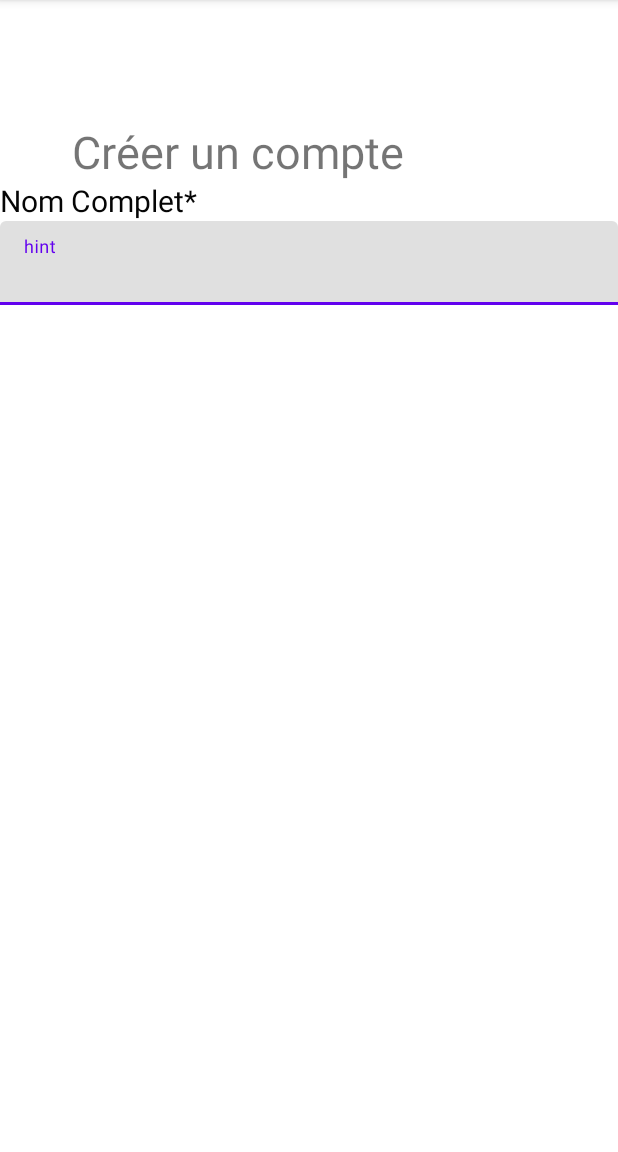
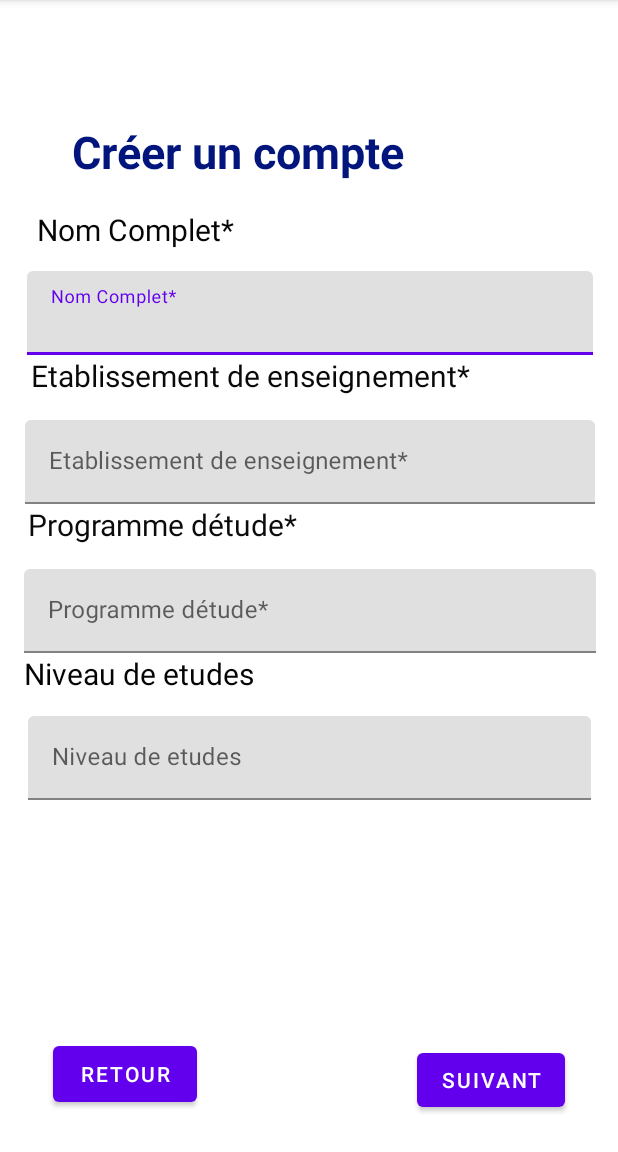
Before and after one commit to yuyin-ding/IFT2905Devoir3, an Android app: the createAccountActivity screen opened directly, with no data from a screen before it, on a phone screen of 412 x 824 dp, the part 84-1236 px from its top. Run offline under Robolectric (Android 15) with nearby library versions, the phone set to English and light mode, and no system bars.

Commit message:
AUTHEN ET CREER UN COMPTRE 1

```diff
--- a/app/src/main/res/layout/activity_create_account.xml
+++ b/app/src/main/res/layout/activity_create_account.xml
@@ -19,7 +19,9 @@
         android:layout_marginBottom="632dp"
         android:rotationX="0"
         android:text="@string/title_profil"
+        android:textColor="#02157C"
         android:textSize="30sp"
+        android:textStyle="bold"
         app:layout_constraintBottom_toBottomOf="parent"
         app:layout_constraintEnd_toEndOf="parent"
         app:layout_constraintHorizontal_bias="0.0"
@@ -29,16 +31,15 @@
 
     <ScrollView
         android:id="@+id/profilScrol"
-        android:layout_width="match_parent"
-        android:layout_height="match_parent"
-        android:layout_marginTop="120dp"
+        android:layout_width="416dp"
+        android:layout_height="540dp"
         android:scrollbarAlwaysDrawHorizontalTrack="true"
         app:layout_constraintBottom_toBottomOf="parent"
         app:layout_constraintEnd_toEndOf="parent"
-        app:layout_constraintHorizontal_bias="0.0"
+        app:layout_constraintHorizontal_bias="0.6"
         app:layout_constraintStart_toStartOf="parent"
         app:layout_constraintTop_toTopOf="parent"
-        app:layout_constraintVertical_bias="1.0">
+        app:layout_constraintVertical_bias="0.612">
 
         <LinearLayout
             android:id="@+id/profilInfo"
@@ -49,22 +50,124 @@
 
             <TextView
                 android:id="@+id/fullName"
-                android:layout_width="match_parent"
-                android:layout_height="wrap_content"
+                android:layout_width="363dp"
+                android:layout_height="41dp"
+                android:layout_gravity="center"
                 android:text="@string/title_fullName"
                 android:textColor="#050505"
-                android:textSize="20dp" />
+                android:textSize="20sp" />
 
             <com.google.android.material.textfield.TextInputLayout
                 android:layout_width="match_parent"
                 android:layout_height="match_parent">
 
                 <com.google.android.material.textfield.TextInputEditText
-                    android:layout_width="match_parent"
+                    android:id="@+id/fullNameInput"
+                    android:layout_width="377dp"
                     android:layout_height="wrap_content"
-                    android:hint="hint" />
+                    android:layout_gravity="center"
+                    android:hint="@string/title_fullName" />
             </com.google.android.material.textfield.TextInputLayout>
+
+            <TextView
+                android:id="@+id/Etabliss"
+                android:layout_width="372dp"
+                android:layout_height="43dp"
+                android:layout_gravity="center"
+                android:text="@string/title_etablissement"
+                android:textColor="#090909"
+                android:textSize="20sp" />
+
+            <com.google.android.material.textfield.TextInputLayout
+                android:layout_width="match_parent"
+                android:layout_height="match_parent">
+
+                <com.google.android.material.textfield.TextInputEditText
+                    android:id="@+id/etablisseInput"
+                    android:layout_width="380dp"
+                    android:layout_height="wrap_content"
+                    android:layout_gravity="center"
+                    android:hint="@string/title_etablissement" />
+
+            </com.google.android.material.textfield.TextInputLayout>
+
+            <TextView
+                android:id="@+id/progDetude"
+                android:layout_width="375dp"
+                android:layout_height="43dp"
+                android:layout_gravity="center"
+                android:text="@string/title_etude"
+                android:textColor="#0B0B0B"
+                android:textSize="20sp" />
+
+            <com.google.android.material.textfield.TextInputLayout
+                android:layout_width="match_parent"
+                android:layout_height="match_parent">
+
+                <com.google.android.material.textfield.TextInputEditText
+                    android:id="@+id/progDetudeInput"
+                    android:layout_width="381dp"
+                    android:layout_height="wrap_content"
+                    android:layout_gravity="center"
+                    android:hint="@string/title_etude" />
+            </com.google.android.material.textfield.TextInputLayout>
+
+            <TextView
+                android:id="@+id/nivDetude"
+                android:layout_width="381dp"
+                android:layout_height="42dp"
+                android:layout_gravity="center"
+                android:text="@string/title_niveau_etude"
+                android:textColor="#040404"
+                android:textSize="20sp" />
+
+            <com.google.android.material.textfield.TextInputLayout
+                android:layout_width="match_parent"
+                android:layout_height="match_parent">
+
+                <com.google.android.material.textfield.TextInputEditText
+                    android:id="@+id/nivDetudeInput"
+                    android:layout_width="375dp"
+                    android:layout_height="wrap_content"
+                    android:layout_gravity="center"
+                    android:hint="@string/title_niveau_etude" />
+            </com.google.android.material.textfield.TextInputLayout>
+
         </LinearLayout>
     </ScrollView>
 
+    <Button
+        android:id="@+id/goBack"
+        android:layout_width="96dp"
+        android:layout_height="49dp"
+        android:layout_marginStart="19dp"
+        android:layout_marginLeft="19dp"
+        android:layout_marginTop="12dp"
+        android:layout_marginEnd="65dp"
+        android:layout_marginRight="65dp"
+        android:layout_marginBottom="13dp"
+        android:text="@string/go_back"
+        app:layout_constraintBottom_toBottomOf="parent"
+        app:layout_constraintEnd_toStartOf="@+id/goNext"
+        app:layout_constraintStart_toStartOf="parent"
+        app:layout_constraintTop_toBottomOf="@+id/profilScrol"
+        app:layout_constraintVertical_bias="0.0" />
+
+    <Button
+        android:id="@+id/goNext"
+        android:layout_width="wrap_content"
+        android:layout_height="wrap_content"
+        android:layout_marginStart="65dp"
+        android:layout_marginLeft="65dp"
+        android:layout_marginTop="12dp"
+        android:layout_marginEnd="19dp"
+        android:layout_marginRight="19dp"
+        android:layout_marginBottom="14dp"
+        android:text="@string/go_next"
+        app:layout_constraintBottom_toBottomOf="parent"
+        app:layout_constraintEnd_toEndOf="parent"
+        app:layout_constraintStart_toEndOf="@+id/goBack"
+        app:layout_constraintTop_toBottomOf="@+id/profilScrol"
+        app:layout_constraintVertical_bias="0.32" />
+
 </androidx.constraintlayout.widget.ConstraintLayout>
--- a/app/src/main/res/values/strings.xml
+++ b/app/src/main/res/values/strings.xml
@@ -1,7 +1,7 @@
 <resources>
     <string name="app_name">RéSoEcole</string>
     <!-- Strings related to login -->
-    <string name="prompt_email">Email</string>
+    <string name="prompt_email">Courriel</string>
     <string name="prompt_password">Mot de passe</string>
     <string name="forget_password">Mot de passe oublié</string>
     <string name="save_profil">Enregistrer</string>
@@ -10,8 +10,16 @@
     <string name="action_sign_in">Se connecter</string>
     <string name="action_sign_in_short">Inscrire-toi</string>
     <string name="title_fullName">Nom Complet*</string>
-    <string name="title_etablissement">Etablissement de enseignement</string>
-    <string name="title_etude">Programme détude</string>
+    <string name="title_etablissement">Etablissement de enseignement*</string>
+    <string name="title_etude">Programme détude*</string>
+    <string name="title_niveau_etude">Niveau de etudes</string>
+    <string name="title_mutical_choix">Plusieurs choix possibles</string>
+    <string name="title_interet">Quel sont vos centres dintérêt?</string>
+    <string name="title_cours">Quels cours prenew vous cette session?</string>
+    <string name="title_clubs">Entrer les clubs auxquels vous participez:</string>
+    <string name="title_email">Courriel</string>
+    <string name="title_confirm_email">Confirmer votre courriel</string>
+    <string name="title_confirm_password">Confirmer votre mot de passe:</string>
     <string name="go_back">Retour</string>
     <string name="go_next">Suivant</string>
     <string name="ignore">Ignorer</string>
```
